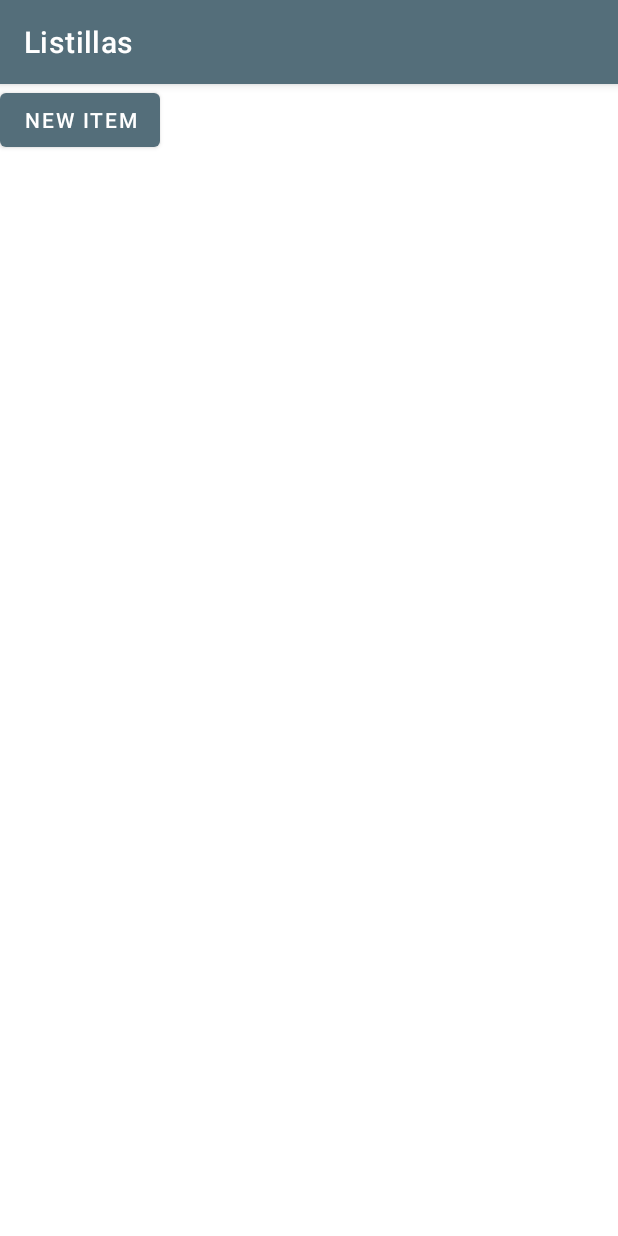
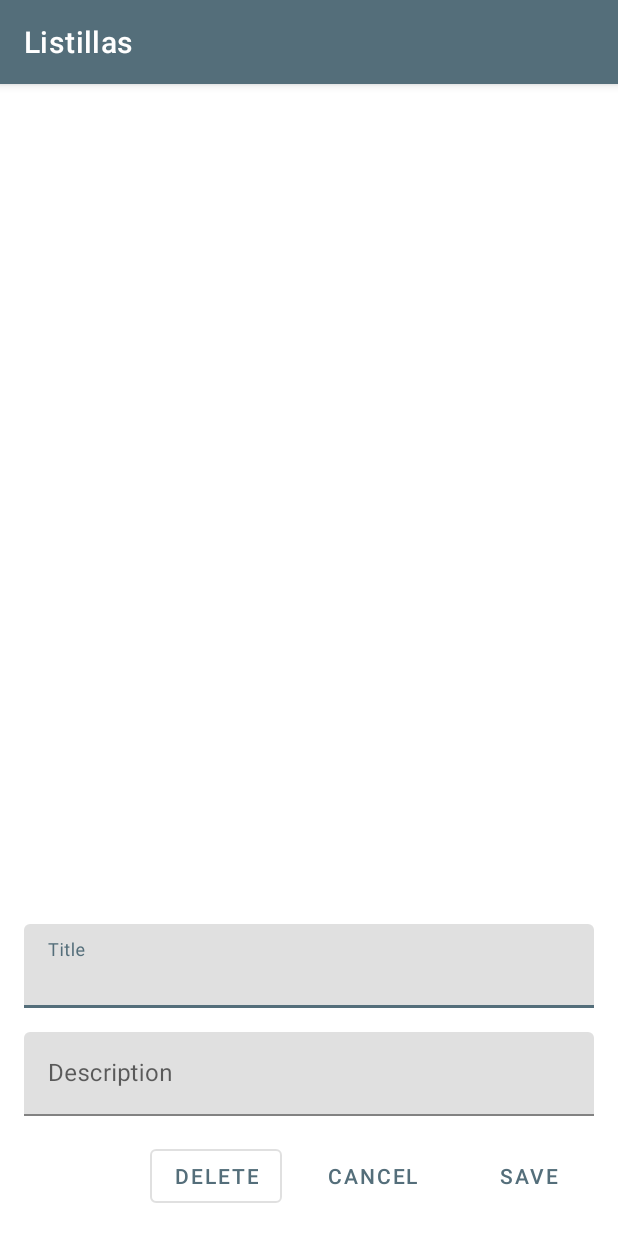
Before and after one commit to SergioGon1980/listillas, an Android app: the ListaActivity screen opened directly, with no data from a screen before it, on a phone screen of 412 x 824 dp. Run offline under Robolectric (Android 15) with nearby library versions, the phone set to English and light mode, and no system bars.

Commit message:
feat: add fragment detail

```diff
--- /dev/null
+++ b/app/src/main/java/com/example/listillas/ItemDetailFragment.kt
@@ -0,0 +1,48 @@
+package com.example.listillas
+
+import android.content.Intent
+import android.os.Bundle
+import android.util.Log
+import android.view.LayoutInflater
+import android.view.View
+import android.view.ViewGroup
+import androidx.fragment.app.Fragment
+import com.google.android.material.button.MaterialButton
+import com.google.android.material.textfield.TextInputEditText
+
+class ItemDetailFragment : Fragment() {
+
+    override fun onCreateView(
+        inflater: LayoutInflater,
+        container: ViewGroup?,
+        savedInstanceState: Bundle?
+    ): View? {
+        val view = inflater.inflate(R.layout.fragment_item_detail, container, false)
+
+        val cancelButton = view.findViewById<MaterialButton>(R.id.cancelItembutton)
+        val deleteButton = view.findViewById<MaterialButton>(R.id.deleteItemButtom)
+        val saveButton = view.findViewById<MaterialButton>(R.id.saveItembutton)
+
+        cancelButton.setOnClickListener { cancelButtonHandler(view) }
+        deleteButton.setOnClickListener { deleteButtonHandler(view) }
+        saveButton.setOnClickListener { saveButtonHandler(view) }
+
+        return view
+    }
+
+    fun cancelButtonHandler(view: View) {
+        val title = view.findViewById<TextInputEditText>(R.id.titleField)
+        val description = view.findViewById<TextInputEditText>(R.id.descriptionField)
+
+        title.setText("")
+        description.setText("")
+    }
+
+    fun deleteButtonHandler(view: View) {
+        Log.d("debug", "Click on delete Button")
+    }
+
+    fun saveButtonHandler(view: View) {
+        Log.d("debug", "Click on Save Button")
+    }
+}
--- a/app/src/main/java/com/example/listillas/ListaActivity.kt
+++ b/app/src/main/java/com/example/listillas/ListaActivity.kt
@@ -40,7 +40,7 @@ class ListaActivity : AppCompatActivity() {
         }
 
         // Definimos una variable para usar el newButton
-        val newItem = findViewById<Button>(R.id.newButton)
+/*        val newItem = findViewById<Button>(R.id.newButton)
         // Usamos la funcion para escuchar el click del boton
         newItem.setOnClickListener {
             Log.d("debug)", "Click New Item")
@@ -48,7 +48,7 @@ class ListaActivity : AppCompatActivity() {
             // el fichero y añadirlo al layout. Le pasamos una variable de tipo
             // ListService para poder utilizar la funcion addItemToList
             addNewItem(listService)
-        }
+        }*/
     }
 
     // Funcion para escribir en el fichero y añadir elemento al layout
--- a/app/src/main/res/layout/activity_lista.xml
+++ b/app/src/main/res/layout/activity_lista.xml
@@ -4,27 +4,39 @@
     xmlns:tools="http://schemas.android.com/tools"
     android:layout_width="match_parent"
     android:layout_height="match_parent"
-    tools:context=".ListaActivity">
+    tools:context="com.example.listillas.ListaActivity">
 
     <LinearLayout
         android:id="@+id/listLayout"
         android:layout_width="match_parent"
         android:layout_height="match_parent"
         android:orientation="vertical"
+        app:layout_constraintBottom_toTopOf="@+id/itemDetail"
         app:layout_constraintEnd_toEndOf="parent"
         app:layout_constraintStart_toStartOf="parent"
         app:layout_constraintTop_toTopOf="parent">
 
-        <Button
+<!--        <Button
             android:id="@+id/newButton"
             android:layout_width="wrap_content"
             android:layout_height="wrap_content"
             android:text="New Item"
+            app:layout_constraintBottom_toBottomOf="parent"
             app:layout_constraintEnd_toEndOf="parent"
             app:layout_constraintStart_toStartOf="parent"
-            app:layout_constraintTop_toBottomOf="@id/listLayout"
-            app:layout_constraintBottom_toBottomOf="parent"/>
-
+            app:layout_constraintTop_toBottomOf="@id/listLayout" />
+-->
     </LinearLayout>
 
+    <fragment
+        android:id="@+id/itemDetail"
+        android:name="com.example.listillas.ItemDetailFragment"
+        android:layout_width="match_parent"
+        android:layout_height="wrap_content"
+        app:layout_constraintBottom_toBottomOf="parent"
+        app:layout_constraintEnd_toEndOf="parent"
+        app:layout_constraintStart_toStartOf="parent">
+
+    </fragment>
+
 </androidx.constraintlayout.widget.ConstraintLayout>
--- /dev/null
+++ b/app/src/main/res/layout/fragment_item_detail.xml
@@ -0,0 +1,81 @@
+<?xml version="1.0" encoding="utf-8"?>
+<androidx.core.widget.NestedScrollView xmlns:android="http://schemas.android.com/apk/res/android"
+    xmlns:tools="http://schemas.android.com/tools"
+    android:layout_width="match_parent"
+    android:layout_height="match_parent"
+    tools:context=".ItemDetailFragment">
+
+    <!-- Caja para las cajas de texto -->
+    <LinearLayout
+        android:layout_width="match_parent"
+        android:layout_height="wrap_content"
+        android:orientation="vertical">
+
+        <com.google.android.material.textfield.TextInputLayout
+            android:layout_width="match_parent"
+            android:layout_height="wrap_content"
+            android:layout_margin="@dimen/item_detail_margin"
+            android:hint="@string/title_label">
+
+            <com.google.android.material.textfield.TextInputEditText
+                android:id="@+id/titleField"
+                android:layout_width="match_parent"
+                android:layout_height="wrap_content" />
+
+        </com.google.android.material.textfield.TextInputLayout>
+
+        <com.google.android.material.textfield.TextInputLayout
+            android:layout_width="match_parent"
+            android:layout_height="wrap_content"
+            android:layout_marginLeft="@dimen/item_detail_margin"
+            android:layout_marginRight="@dimen/item_detail_margin"
+            android:layout_marginBottom="@dimen/item_detail_margin"
+            android:hint="@string/description_label">
+
+            <com.google.android.material.textfield.TextInputEditText
+                android:id="@+id/descriptionField"
+                android:layout_width="match_parent"
+                android:layout_height="wrap_content" />
+
+        </com.google.android.material.textfield.TextInputLayout>
+
+        <!-- Caja para los botones -->
+        <LinearLayout
+            android:layout_width="match_parent"
+            android:layout_height="wrap_content"
+            android:gravity="right"
+            android:orientation="horizontal">
+
+            <com.google.android.material.button.MaterialButton
+                android:id="@+id/deleteItemButtom"
+                style="@style/Widget.MaterialComponents.Button.OutlinedButton"
+                android:layout_width="wrap_content"
+                android:layout_height="wrap_content"
+                android:layout_marginRight="@dimen/item_detail_margin"
+                android:layout_marginBottom="@dimen/item_detail_margin"
+                android:text="@string/delete_button" />
+
+            <com.google.android.material.button.MaterialButton
+                android:id="@+id/cancelItembutton"
+                style="@style/Widget.MaterialComponents.Button.TextButton"
+                android:layout_width="wrap_content"
+                android:layout_height="wrap_content"
+                android:layout_marginRight="@dimen/item_detail_margin"
+                android:layout_marginBottom="@dimen/item_detail_margin"
+                android:text="@string/cancel_button" />
+
+            <Button
+                android:id="@+id/saveItembutton"
+                style="@style/Widget.MaterialComponents.Button.TextButton"
+                android:layout_width="wrap_content"
+                android:layout_height="wrap_content"
+                android:layout_marginRight="@dimen/item_detail_margin"
+                android:layout_marginBottom="@dimen/item_detail_margin"
+                android:text="@string/save_button" />
+
+        </LinearLayout>
+
+    </LinearLayout>
+
+
+</androidx.core.widget.NestedScrollView>
--- /dev/null
+++ b/app/src/main/res/values/dimens.xml
@@ -0,0 +1,6 @@
+<resources>
+    <dimen name="text_margin">16dp</dimen>
+
+    <!-- Fragment_item_detail -->
+    <dimen name="item_detail_margin">16dp</dimen>
+</resources>
--- a/app/src/main/res/values/strings.xml
+++ b/app/src/main/res/values/strings.xml
@@ -3,4 +3,11 @@
     <string name="hello_blank_fragment">Hello blank fragment</string>
     <string name="button_next">NEXT</string>
     <string name="button_cancel">CANCEL</string>
+    <string name="delete_button">DELETE</string>
+    <string name="cancel_button">CANCEL</string>
+    <string name="save_button">SAVE</string>
+
+    <!--Fragment Item Detail-->
+    <string name="title_label">Title</string>
+    <string name="description_label">Description</string>
 </resources>
```
